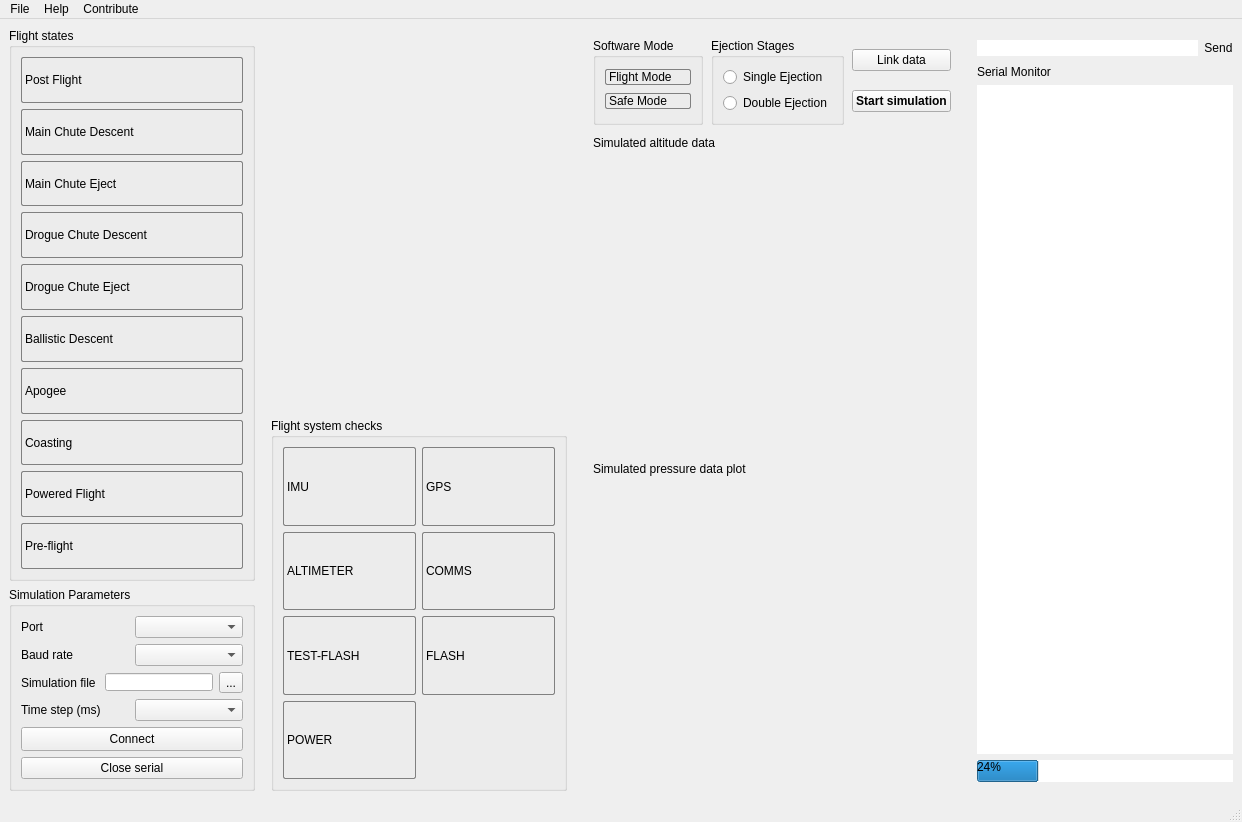
Qt form app/NaFCSE/mainwindow.ui (bytecod3/Nakuja-Flight-Computer-Simulation-Engine) before a commit.
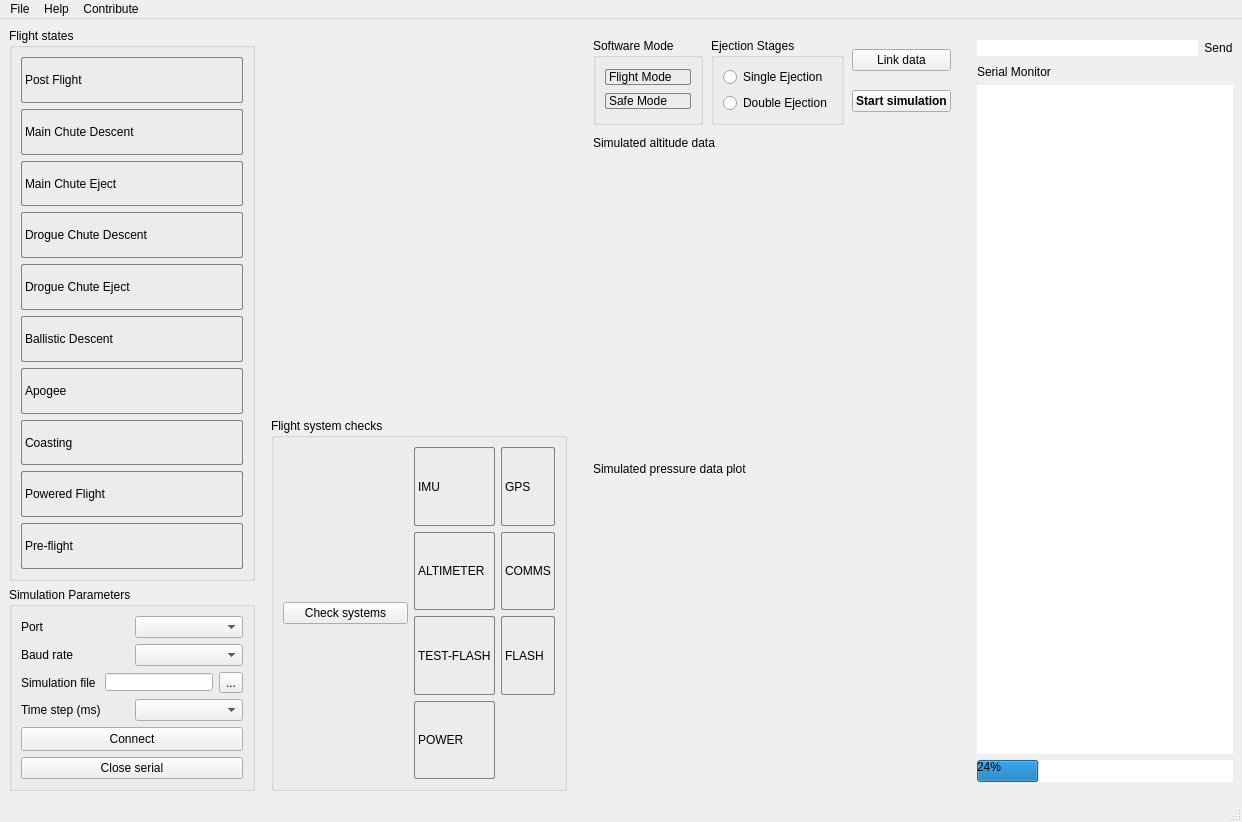
The same form after that commit. Icons and pictures are not drawn.

Diff of the .ui file:
```diff
--- a/app/NaFCSE/mainwindow.ui
+++ b/app/NaFCSE/mainwindow.ui
@@ -338,6 +338,13 @@
          <string>Flight system checks</string>
         </property>
         <layout class="QHBoxLayout" name="horizontalLayout_6">
+         <item>
+          <widget class="QPushButton" name="btnCheckSystems">
+           <property name="text">
+            <string>Check systems</string>
+           </property>
+          </widget>
+         </item>
          <item>
           <layout class="QGridLayout" name="systemChecks">
            <property name="spacing">
```
Left out of the diff: 2 changed lines with no effect on the pictures.
